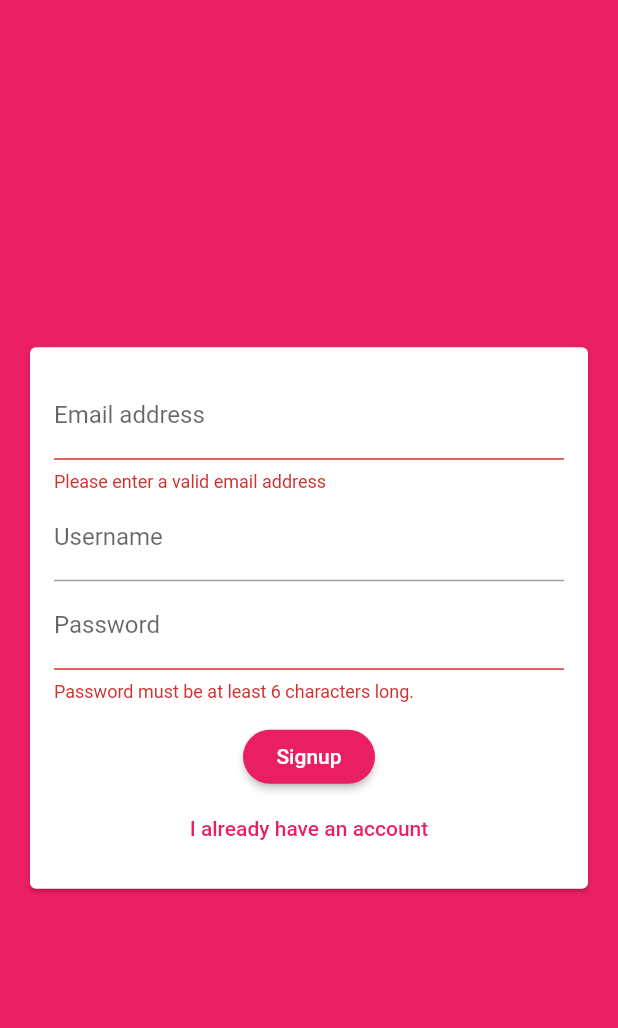
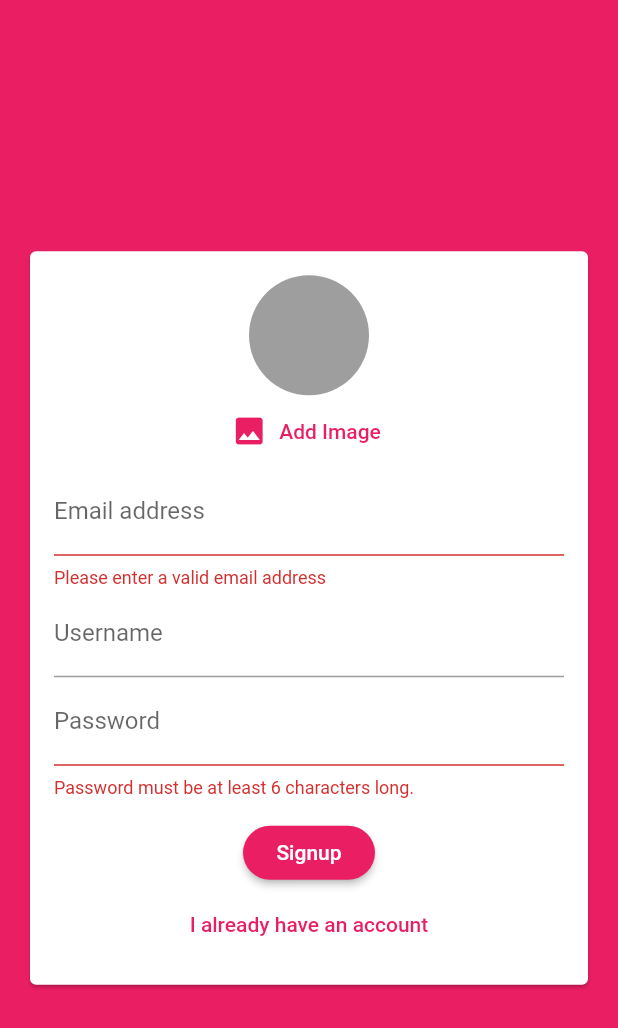
Before and after one commit to emralyilmaz/maxi_app6_2-chat_app, a Flutter app: the screen it shows after launch, after a tap on "Login", after a tap on "Creat new account", on a phone screen of 412 x 824 dp. Shown: the top 1028 px of the screen. Run offline on Flutter 3.47's test engine with Material 2 defaults, Android fonts, the phone set to English and light mode, and no system bars; our stand-ins replace cloud_firestore, firebase_auth, firebase_core, image_picker; accounts and stored records are empty.

Commit message:
333. Adding an Image Picker

```diff
--- a/lib/widgets/auth/auth_form.dart
+++ b/lib/widgets/auth/auth_form.dart
@@ -1,4 +1,5 @@
 import 'package:flutter/material.dart';
+import 'package:maxi_app6_2_shop_app/widgets/pickers/user_image_picker.dart';
 
 class AuthForm extends StatefulWidget {
   AuthForm(this.submitFn, this.isLoading);
@@ -48,6 +49,7 @@ class _AuthFormState extends State<AuthForm> {
             child: Column(
               mainAxisSize: MainAxisSize.min,
               children: [
+                if (!_isLogin) UserImagePicker(),
                 TextFormField(
                   key: ValueKey("email"),
                   validator: (value) {
--- /dev/null
+++ b/lib/widgets/pickers/user_image_picker.dart
@@ -0,0 +1,41 @@
+import 'dart:io';
+
+import 'package:flutter/material.dart';
+import 'package:image_picker/image_picker.dart';
+
+class UserImagePicker extends StatefulWidget {
+  @override
+  _UserImagePickerState createState() => _UserImagePickerState();
+}
+
+class _UserImagePickerState extends State<UserImagePicker> {
+  File _pickedImage;
+
+  void _pickImage() async {
+    final pickedImage = ImagePicker();
+    final pickedImageFile =
+        await pickedImage.getImage(source: ImageSource.camera);
+    setState(() {
+      _pickedImage = File(pickedImageFile.path);
+    });
+  }
+
+  @override
+  Widget build(BuildContext context) {
+    return Column(
+      children: [
+        CircleAvatar(
+          radius: 40,
+          backgroundColor: Colors.grey,
+          backgroundImage:
+              _pickedImage != null ? FileImage(_pickedImage) : null,
+        ),
+        FlatButton.icon(
+            textColor: Theme.of(context).primaryColor,
+            onPressed: _pickImage,
+            icon: Icon(Icons.image),
+            label: Text("Add Image")),
+      ],
+    );
+  }
+}
--- a/pubspec.yaml
+++ b/pubspec.yaml
@@ -31,6 +31,7 @@ dependencies:
   cloud_firestore: ^0.14.3+1
   firebase_core: ^0.5.2+1
   firebase_auth: ^0.18.3+1
+  image_picker: ^0.6.7+14
 
 dev_dependencies:
   flutter_test:
```
Also changed, not shown: pubspec.lock, 20 other files.
